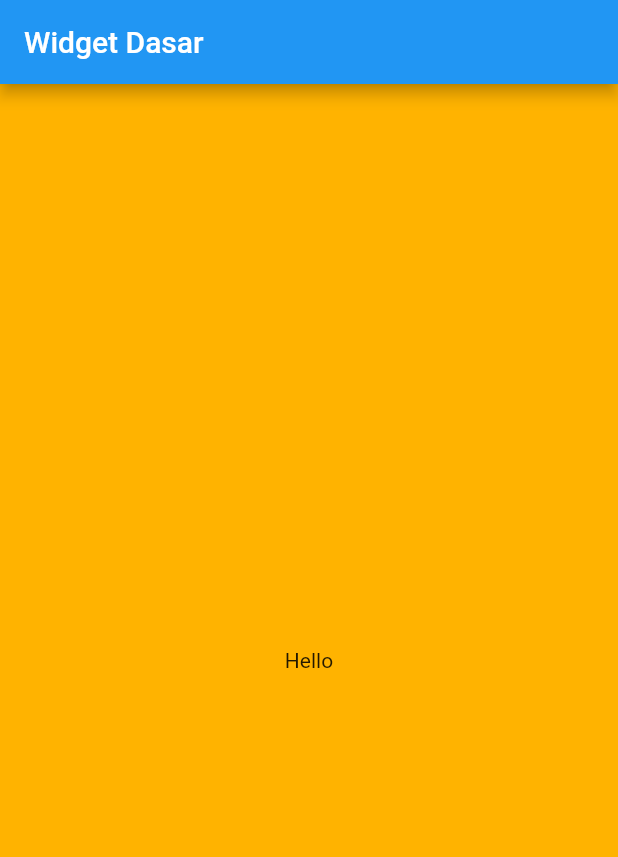
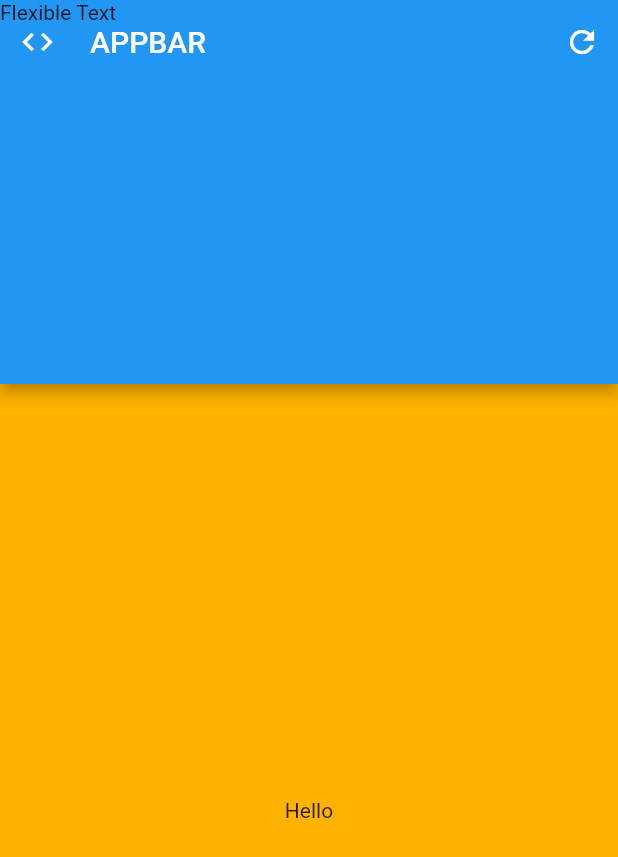
Before and after one commit to jutionck/beginning-flutter-course, a Flutter app: the screen it shows after launch, on a phone screen of 412 x 824 dp. Shown: the top 857 px of the screen. Run offline on Flutter 3.47's test engine with Material 2 defaults, Android fonts, the phone set to English and light mode, and no system bars.

Commit message:
Pengenalan tentang AppBar Widget

```diff
--- a/lib/main.dart
+++ b/lib/main.dart
@@ -1,4 +1,7 @@
 import 'package:flutter/material.dart';
+
+/// AppBar merupakan sebuah widget yang berada di top position UI
+/// AppBar terdiri dari : Leading, Title, Actions, Flexible Space dan Bottom
 
 void main() => runApp(MyApp());
 
@@ -11,8 +14,22 @@ class MyApp extends StatelessWidget {
       debugShowCheckedModeBanner: false, // menghilangkan banner showDebugBanner
       home: Scaffold(
         backgroundColor: Colors.amber[600],
-        appBar: AppBar(
-          title: Text('Widget Dasar'),
+        appBar: AppBar( // sebetulnya appBar ini membutuhkan PreferredSizeWidget, tetapi karena AppBar sudah extends jadi tidak perlu lagi
+          leading: Icon(Icons.code), // biasanya icon
+          leadingWidth: 50, // mengatur lebar leading
+          title: Text('APPBAR'),
+          titleSpacing: 10, // mengatur spaci judul ke leading
+          centerTitle: false, // default pada Android adalah false, ios true
+          actions: [
+            IconButton(
+              icon: Icon(Icons.refresh),
+              onPressed: () {},
+            )
+          ],
+          bottom: PreferredSize(
+            preferredSize: Size.fromHeight(200), child: Container(),
+          ),
+          flexibleSpace: Text('Flexible Text'),
         ),
         body: Center(
           child: Text('Hello'),
```
